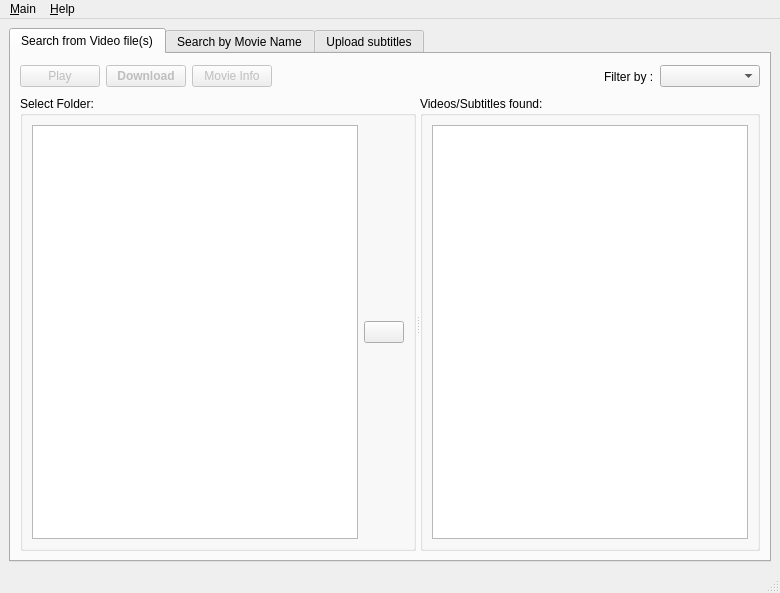
Qt form gui/main.ui (subdownloader/subdownloader) before a commit.
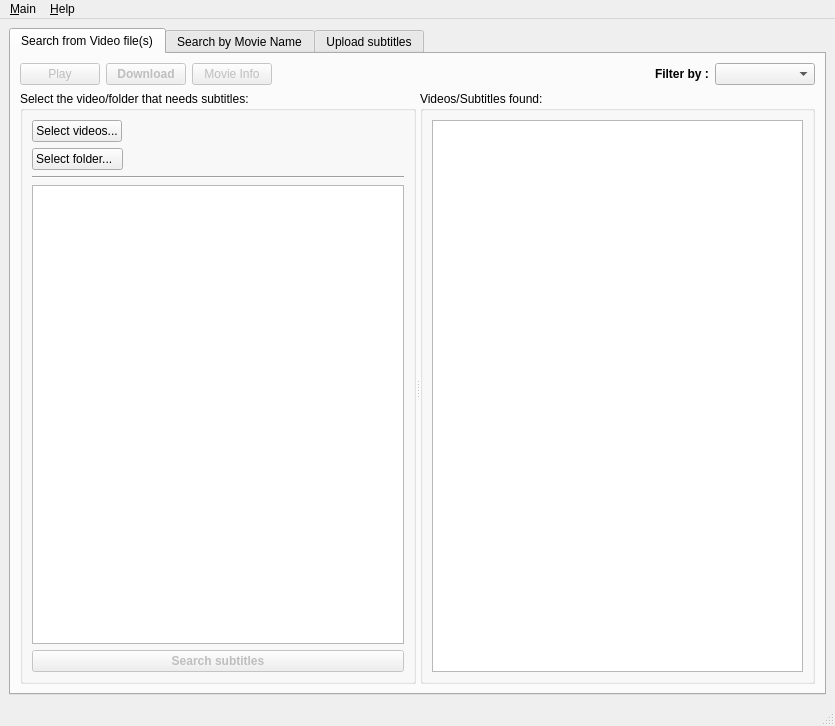
The same form after that commit. Icons and pictures are not drawn. Custom widgets are drawn as their Qt base class.

Commit message: Added button of Delete All in upload. Added button to selected video files or folder in Search tab.

What changed in the file:
```diff
--- a/gui/main.ui
+++ b/gui/main.ui
@@ -5,8 +5,8 @@
    <rect>
     <x>0</x>
     <y>0</y>
-    <width>780</width>
-    <height>593</height>
+    <width>835</width>
+    <height>726</height>
    </rect>
   </property>
   <property name="windowTitle" >
@@ -21,11 +21,11 @@
     <rect>
      <x>0</x>
      <y>24</y>
-     <width>780</width>
-     <height>545</height>
+     <width>835</width>
+     <height>678</height>
     </rect>
    </property>
-   <layout class="QVBoxLayout" name="verticalLayout" >
+   <layout class="QVBoxLayout" name="verticalLayout_5" >
     <item>
      <layout class="QVBoxLayout" >
       <item>
@@ -47,16 +47,19 @@
           <rect>
            <x>0</x>
            <y>0</y>
-           <width>756</width>
-           <height>496</height>
+           <width>811</width>
+           <height>629</height>
           </rect>
          </property>
          <attribute name="title" >
           <string>Search from Video file(s)</string>
          </attribute>
-         <layout class="QVBoxLayout" >
+         <layout class="QVBoxLayout" name="verticalLayout_4" >
           <item>
-           <layout class="QHBoxLayout" >
+           <layout class="QHBoxLayout" name="horizontalLayout_4" >
+            <property name="sizeConstraint" >
+             <enum>QLayout::SetMinimumSize</enum>
+            </property>
             <item>
              <widget class="QPushButton" name="buttonPlay" >
               <property name="enabled" >
@@ -139,14 +142,26 @@
               </property>
               <property name="sizeHint" stdset="0" >
                <size>
-                <width>231</width>
-                <height>27</height>
+                <width>275</width>
+                <height>13</height>
                </size>
               </property>
              </spacer>
             </item>
             <item>
              <widget class="QLabel" name="label_9" >
+              <property name="maximumSize" >
+               <size>
+                <width>16777215</width>
+                <height>30</height>
+               </size>
+              </property>
+              <property name="font" >
+               <font>
+                <weight>75</weight>
+                <bold>true</bold>
+               </font>
+              </property>
               <property name="text" >
                <string>Filter by :</string>
               </property>
@@ -172,16 +187,119 @@
           </item>
           <item>
            <widget class="QSplitter" name="splitter" >
+            <property name="sizePolicy" >
+             <sizepolicy vsizetype="Expanding" hsizetype="Expanding" >
+              <horstretch>0</horstretch>
+              <verstretch>0</verstretch>
+             </sizepolicy>
+            </property>
+            <property name="minimumSize" >
+             <size>
+              <width>0</width>
+              <height>400</height>
+             </size>
+            </property>
             <property name="orientation" >
              <enum>Qt::Horizontal</enum>
             </property>
             <widget class="QGroupBox" name="groupBox_folderselect" >
              <property name="title" >
-              <string>Select Folder:</string>
+              <string>Select the video/folder that needs subtitles:</string>
              </property>
              <layout class="QVBoxLayout" name="verticalLayout_3" >
               <item>
-               <layout class="QHBoxLayout" name="horizontalLayout_4" >
+               <layout class="QHBoxLayout" name="horizontalLayout_6" >
+                <item>
+                 <widget class="QPushButton" name="buttonSearchSelectVideos" >
+                  <property name="sizePolicy" >
+                   <sizepolicy vsizetype="Fixed" hsizetype="Preferred" >
+                    <horstretch>0</horstretch>
+                    <verstretch>0</verstretch>
+                   </sizepolicy>
+                  </property>
+                  <property name="toolTip" >
+                   <string>Select videos that need subtitles</string>
+                  </property>
+                  <property name="text" >
+                   <string>Select videos...</string>
+                  </property>
+                  <property name="icon" >
+                   <iconset resource="images.qrc" >
+                    <normaloff>:/images/open_video.png</normaloff>:/images/open_video.png</iconset>
+                  </property>
+                  <property name="iconSize" >
+                   <size>
+                    <width>24</width>
+                    <height>24</height>
+                   </size>
+                  </property>
+                 </widget>
+                </item>
+                <item>
+                 <spacer name="horizontalSpacer" >
+                  <property name="orientation" >
+                   <enum>Qt::Horizontal</enum>
+                  </property>
+                  <property name="sizeHint" stdset="0" >
+                   <size>
+                    <width>40</width>
+                    <height>20</height>
+                   </size>
+                  </property>
+                 </spacer>
+                </item>
+               </layout>
+              </item>
+              <item>
+               <layout class="QHBoxLayout" name="horizontalLayout_7" >
+                <item>
+                 <widget class="QPushButton" name="buttonSearchSelectFolder" >
+                  <property name="sizePolicy" >
+                   <sizepolicy vsizetype="Fixed" hsizetype="Preferred" >
+                    <horstretch>0</horstretch>
+                    <verstretch>0</verstretch>
+                   </sizepolicy>
+                  </property>
+                  <property name="toolTip" >
+                   <string>Click here to Search the subtitles of the movies in that folder</string>
+                  </property>
+                  <property name="text" >
+                   <string>Select folder...  </string>
+                  </property>
+                  <property name="icon" >
+                   <iconset resource="images.qrc" >
+                    <normaloff>:/images/open_folder.png</normaloff>:/images/open_folder.png</iconset>
+                  </property>
+                  <property name="iconSize" >
+                   <size>
+                    <width>24</width>
+                    <height>24</height>
+                   </size>
+                  </property>
+                 </widget>
+                </item>
+                <item>
+                 <spacer name="horizontalSpacer_2" >
+                  <property name="orientation" >
+                   <enum>Qt::Horizontal</enum>
+                  </property>
+                  <property name="sizeHint" stdset="0" >
+                   <size>
+                    <width>40</width>
+                    <height>20</height>
+                   </size>
+                  </property>
+                 </spacer>
+                </item>
+               </layout>
+              </item>
+              <item>
+               <widget class="Line" name="line_4" >
+                <property name="orientation" >
+                 <enum>Qt::Horizontal</enum>
+                </property>
+               </widget>
+              </item>
                 <item>
                  <widget class="QTreeView" name="folderView" >
                   <property name="verticalScrollBarPolicy" >
@@ -191,11 +309,26 @@
                 </item>
                 <item>
                  <widget class="QPushButton" name="buttonFind" >
+                <property name="enabled" >
+                 <bool>false</bool>
+                </property>
+                <property name="maximumSize" >
+                 <size>
+                  <width>16777215</width>
+                  <height>30</height>
+                 </size>
+                </property>
+                <property name="font" >
+                 <font>
+                  <weight>75</weight>
+                  <bold>true</bold>
+                 </font>
+                </property>
                   <property name="toolTip" >
                    <string>Click here to Search the subtitles of the movies in that folder</string>
                   </property>
                   <property name="text" >
-                   <string/>
+                 <string>Search subtitles</string>
                   </property>
                   <property name="icon" >
                    <iconset resource="images.qrc" >
@@ -203,13 +336,11 @@
                   </property>
                   <property name="iconSize" >
                    <size>
-                    <width>32</width>
-                    <height>32</height>
+                  <width>24</width>
+                  <height>24</height>
                    </size>
                   </property>
                  </widget>
-                </item>
-               </layout>
               </item>
              </layout>
             </widget>
@@ -458,7 +589,7 @@
               <property name="title" >
                <string>Select Folder with Videos / Subtitles: </string>
               </property>
-              <layout class="QVBoxLayout" >
+              <layout class="QVBoxLayout" name="verticalLayout" >
                <item>
                 <layout class="QVBoxLayout" >
                  <item>
@@ -846,8 +977,8 @@
    <property name="geometry" >
     <rect>
      <x>0</x>
-     <y>569</y>
-     <width>780</width>
+     <y>702</y>
+     <width>835</width>
      <height>24</height>
     </rect>
    </property>
@@ -857,7 +988,7 @@
     <rect>
      <x>0</x>
      <y>0</y>
-     <width>780</width>
+     <width>835</width>
      <height>24</height>
     </rect>
    </property>
```
Left out of the diff: 45 changed lines with no effect on the pictures. Lines whose indentation alone changed are shown as unchanged. The commit also changes 7 other files.
